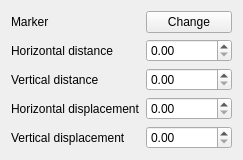
qgis/QGIS, file src/ui/symbollayer/widget_pointpatternfill.ui: the form before one commit.
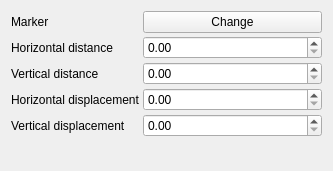
The form after the commit.

Commit message: Set all symbol ui to use form layout rather then custom grid layout for each one.  More consistent ui.

Diff of the .ui file:
```diff
--- a/src/ui/symbollayer/widget_pointpatternfill.ui
+++ b/src/ui/symbollayer/widget_pointpatternfill.ui
@@ -6,14 +6,20 @@
    <rect>
     <x>0</x>
     <y>0</y>
-    <width>243</width>
-    <height>152</height>
+    <width>333</width>
+    <height>171</height>
    </rect>
   </property>
   <property name="windowTitle">
    <string>Form</string>
   </property>
-  <layout class="QGridLayout" name="gridLayout">
+  <layout class="QFormLayout" name="formLayout">
+   <property name="horizontalSpacing">
+    <number>3</number>
+   </property>
+   <property name="verticalSpacing">
+    <number>3</number>
+   </property>
    <item row="0" column="0">
     <widget class="QLabel" name="mMarkerLabel">
      <property name="frameShape">
```
The commit also changes 11 other files.
